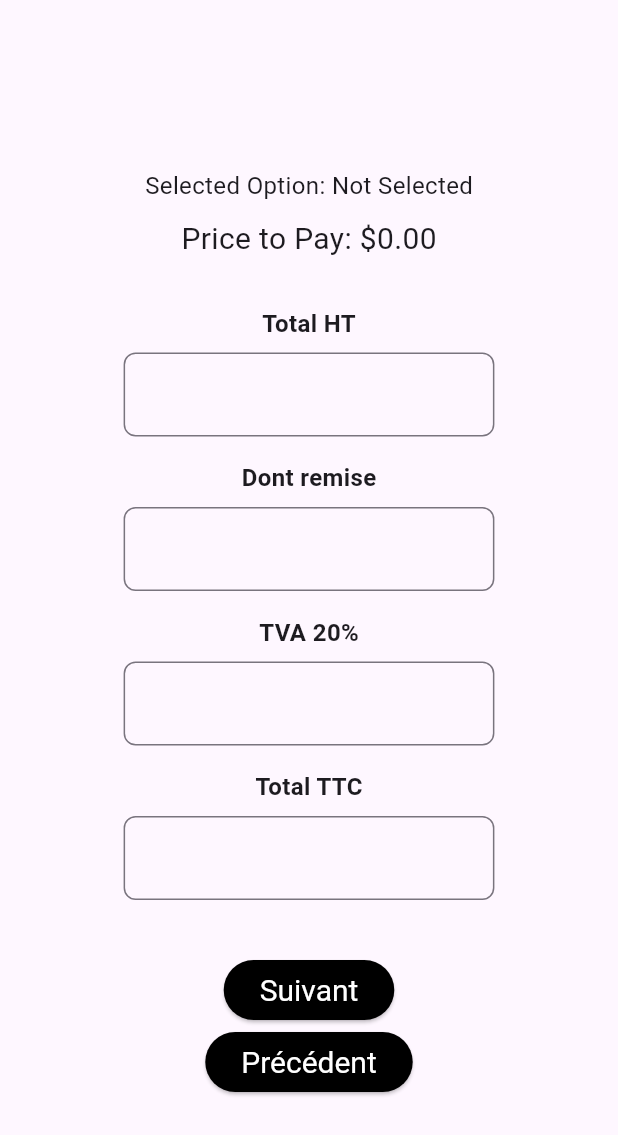
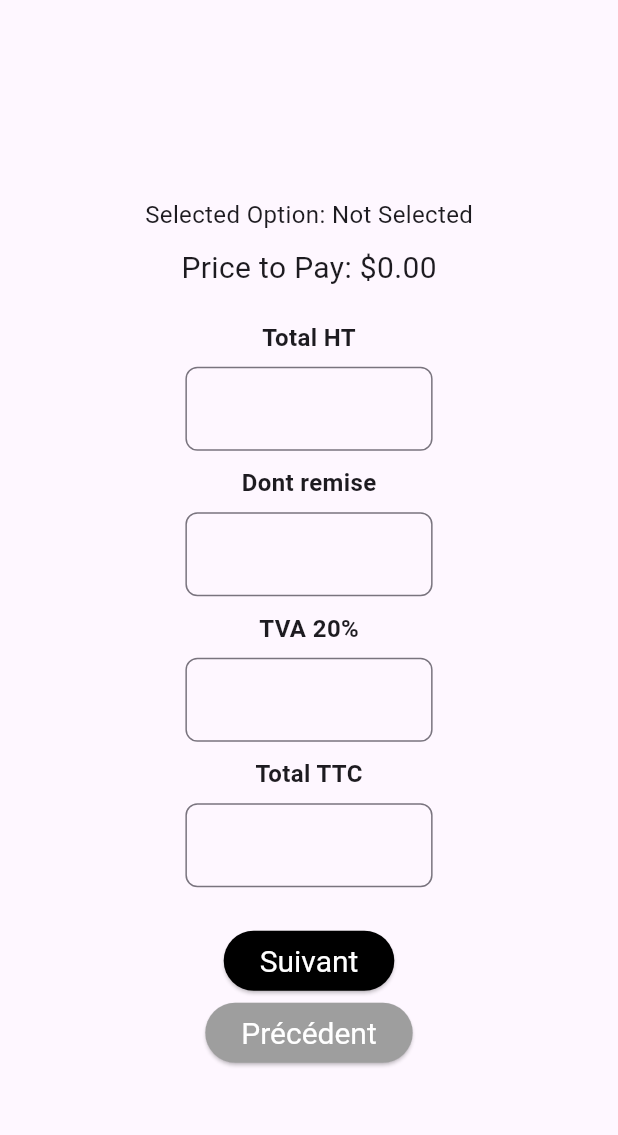
Before and after one commit to Akeops/application_technicien, a Flutter app: the ConfirmationPage screen opened directly with empty values, on a phone screen of 412 x 824 dp. Shown: the top 1135 px of the screen. Run offline on Flutter 3.47's test engine with Material 3 defaults, Android fonts, the phone set to English and light mode, and no system bars; our stand-ins replace shared_preferences; accounts and stored records are empty.

Commit message:
Modification du design des deux pages pour la facturation

```diff
--- a/lib/pages/form_steps/step7.dart
+++ b/lib/pages/form_steps/step7.dart
@@ -66,18 +66,21 @@ class _ConfirmationPageState extends State<ConfirmationPage> {
                   Text("Selected Option: ${widget.selectedOption1 ?? "Not Selected"}", style: const TextStyle(fontSize: 16)),
                   const SizedBox(height: 10),
                   Text("Price to Pay: \$${price.toStringAsFixed(2)}", style: const TextStyle(fontSize: 20)),
-                  const SizedBox(height: 30),
+                  const SizedBox(height: 20),
                   buildTextField("Total HT", widget.totalWithoutTaxesController),
                   buildTextField("Dont remise", widget.vatController),
                   buildTextField("TVA 20%", widget.includingDiscountController),
                   buildTextField("Total TTC", widget.totalPriceController),
-                  const SizedBox(height: 20),
+                  const SizedBox(height: 15),
                   ElevatedButton(
                     onPressed: widget.onNext,
                     child: const Text('Suivant'),
                   ),
                   ElevatedButton(
                     onPressed: widget.onPrevious,
+                    style: ElevatedButton.styleFrom(
+                      backgroundColor: Colors.grey,
+                    ),
                     child: const Text('Précédent'),
                   ),
                 ],
@@ -91,13 +94,14 @@ class _ConfirmationPageState extends State<ConfirmationPage> {
 
   Widget buildTextField(String label, TextEditingController controller) {
     return Container(
-      width: MediaQuery.of(context).size.width * 0.6,
+      width: MediaQuery.of(context).size.width * 0.4,
       child: Column(
         crossAxisAlignment: CrossAxisAlignment.center,
         children: [
-          Text(label, style: TextStyle(fontWeight: FontWeight.bold, fontSize: 16)),
-          SizedBox(height: 8),
+          Text(label, style: const TextStyle(fontWeight: FontWeight.bold, fontSize: 16)),
+          const SizedBox(height: 8),
           TextField(
+            textAlign: TextAlign.center,  // Center the text within the TextField
             controller: controller,
             decoration: InputDecoration(
               border: OutlineInputBorder(
@@ -105,11 +109,11 @@ class _ConfirmationPageState extends State<ConfirmationPage> {
               ),
               focusedBorder: OutlineInputBorder(
                 borderSide: BorderSide(color: Theme.of(context).primaryColor, width: 2.0),
-                borderRadius: BorderRadius.circular(8.0),
+                borderRadius: BorderRadius.circular(15.0),
               ),
             ),
           ),
-          SizedBox(height: 16),
+          const SizedBox(height: 10),
         ],
       ),
     );
```
Also changed, not shown: lib/pages/form_steps/step6.dart (+12 -2 lines).
